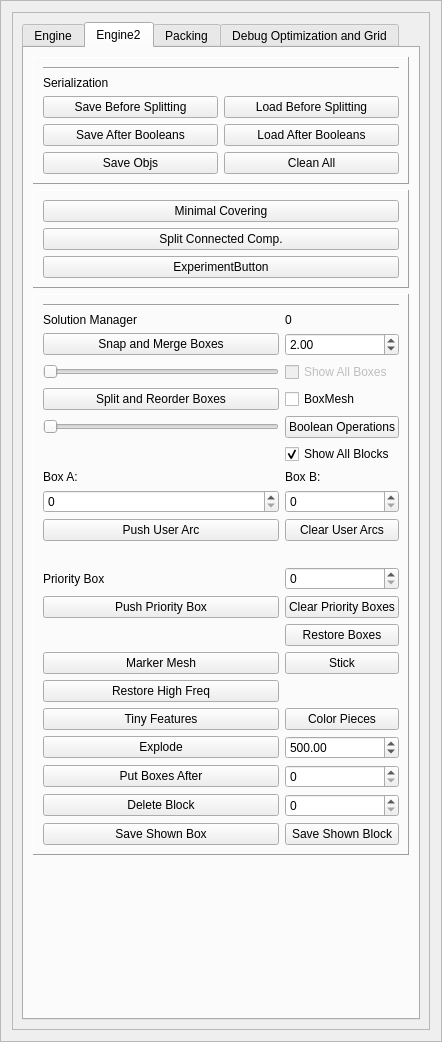
Before: the Qt Designer form GUI/managers/enginemanager.ui in alemuntoni/HeightFieldDecomposition, drawn with Qt 5.
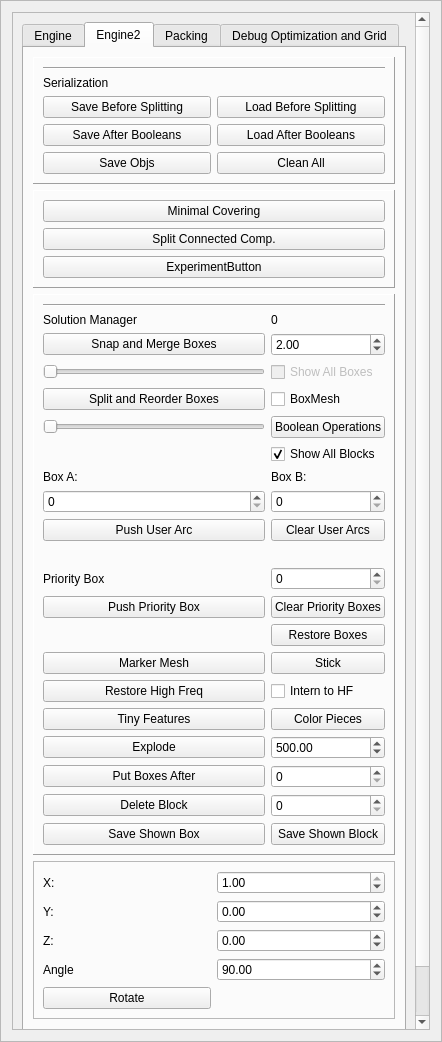
After: the same form once the commit is applied.

The edit to the form file:
```diff
--- a/GUI/managers/enginemanager.ui
+++ b/GUI/managers/enginemanager.ui
@@ -64,7 +64,7 @@
         <x>0</x>
         <y>0</y>
         <width>420</width>
-        <height>1020</height>
+        <height>1173</height>
        </rect>
       </property>
       <property name="sizePolicy">
@@ -1060,6 +1060,115 @@
                <widget class="QPushButton" name="saveShownBlockPushButton">
                 <property name="text">
                  <string>Save Shown Block</string>
+                </property>
+               </widget>
+              </item>
+              <item row="20" column="1">
+               <widget class="QCheckBox" name="internToHFCheckBox">
+                <property name="text">
+                 <string>Intern to HF</string>
+                </property>
+               </widget>
+              </item>
+             </layout>
+            </widget>
+           </item>
+           <item>
+            <widget class="QFrame" name="frame_11">
+             <property name="frameShape">
+              <enum>QFrame::StyledPanel</enum>
+             </property>
+             <property name="frameShadow">
+              <enum>QFrame::Raised</enum>
+             </property>
+             <layout class="QGridLayout" name="gridLayout_18">
+              <item row="4" column="0">
+               <widget class="QLabel" name="label_36">
+                <property name="text">
+                 <string>Angle</string>
+                </property>
+               </widget>
+              </item>
+              <item row="0" column="1">
+               <widget class="QDoubleSpinBox" name="xvSpinBox">
+                <property name="minimum">
+                 <double>-1.000000000000000</double>
+                </property>
+                <property name="maximum">
+                 <double>1.000000000000000</double>
+                </property>
+                <property name="singleStep">
+                 <double>0.200000000000000</double>
+                </property>
+                <property name="value">
+                 <double>1.000000000000000</double>
+                </property>
+               </widget>
+              </item>
+              <item row="3" column="0">
+               <widget class="QLabel" name="label_35">
+                <property name="text">
+                 <string>Z:</string>
+                </property>
+               </widget>
+              </item>
+              <item row="2" column="0">
+               <widget class="QLabel" name="label_34">
+                <property name="text">
+                 <string>Y:</string>
+                </property>
+               </widget>
+              </item>
+              <item row="3" column="1">
+               <widget class="QDoubleSpinBox" name="zvSpinBox">
+                <property name="minimum">
+                 <double>-1.000000000000000</double>
+                </property>
+                <property name="maximum">
+                 <double>1.000000000000000</double>
+                </property>
+                <property name="singleStep">
+                 <double>0.200000000000000</double>
+                </property>
+               </widget>
+              </item>
+              <item row="2" column="1">
+               <widget class="QDoubleSpinBox" name="yvSpinBox">
+                <property name="minimum">
+                 <double>-1.000000000000000</double>
+                </property>
+                <property name="maximum">
+                 <double>1.000000000000000</double>
+                </property>
+                <property name="singleStep">
+                 <double>0.200000000000000</double>
+                </property>
+               </widget>
+              </item>
+              <item row="4" column="1">
+               <widget class="QDoubleSpinBox" name="angleSpinBox">
+                <property name="maximum">
+                 <double>180.000000000000000</double>
+                </property>
+                <property name="singleStep">
+                 <double>90.000000000000000</double>
+                </property>
+                <property name="value">
+                 <double>90.000000000000000</double>
+                </property>
+               </widget>
+              </item>
+              <item row="0" column="0">
+               <widget class="QLabel" name="label_33">
+                <property name="text">
+                 <string>X:</string>
+                </property>
+               </widget>
+              </item>
+              <item row="5" column="0">
+               <widget class="QPushButton" name="rotatePushButton">
+                <property name="text">
+                 <string>Rotate</string>
                 </property>
                </widget>
               </item>
```
Left out of the diff: 3 changed lines with no effect on the pictures.
